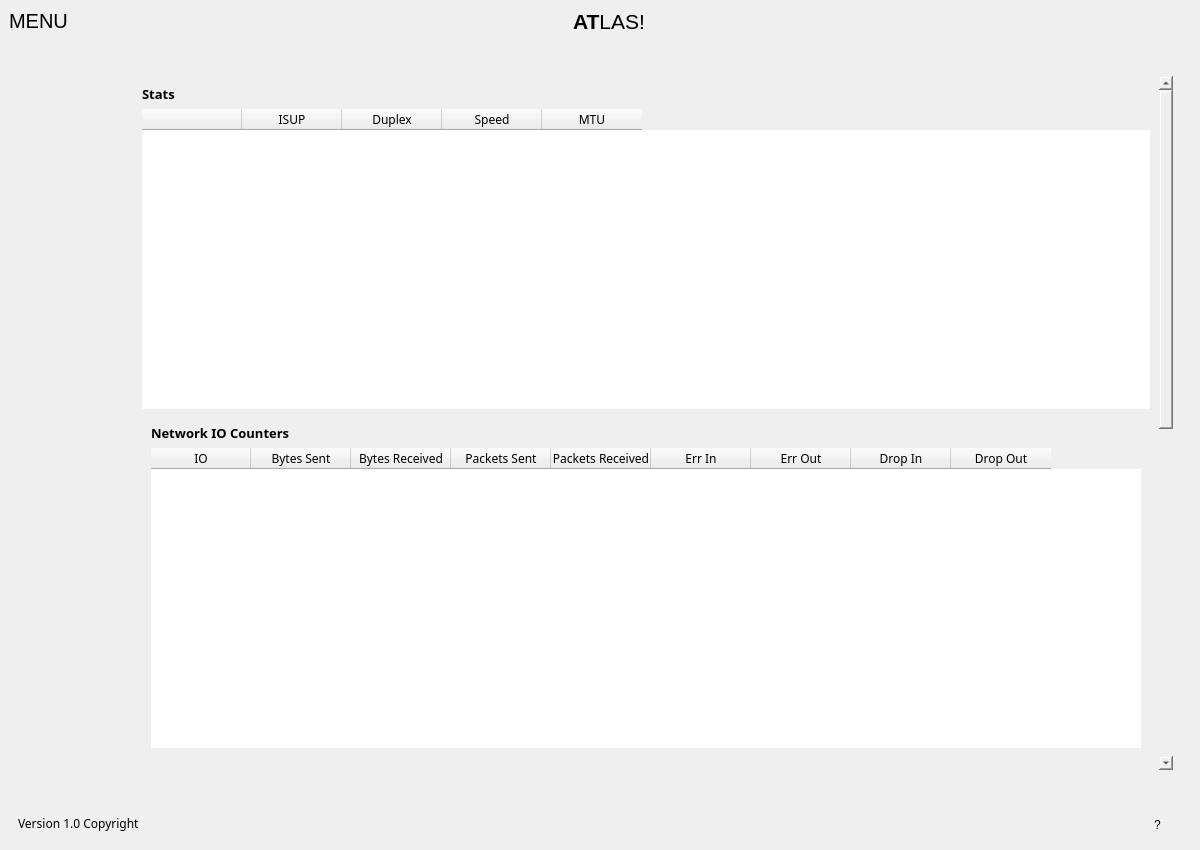
Old version of the form files/dashboard.ui in the repository KramStyles/atlas.
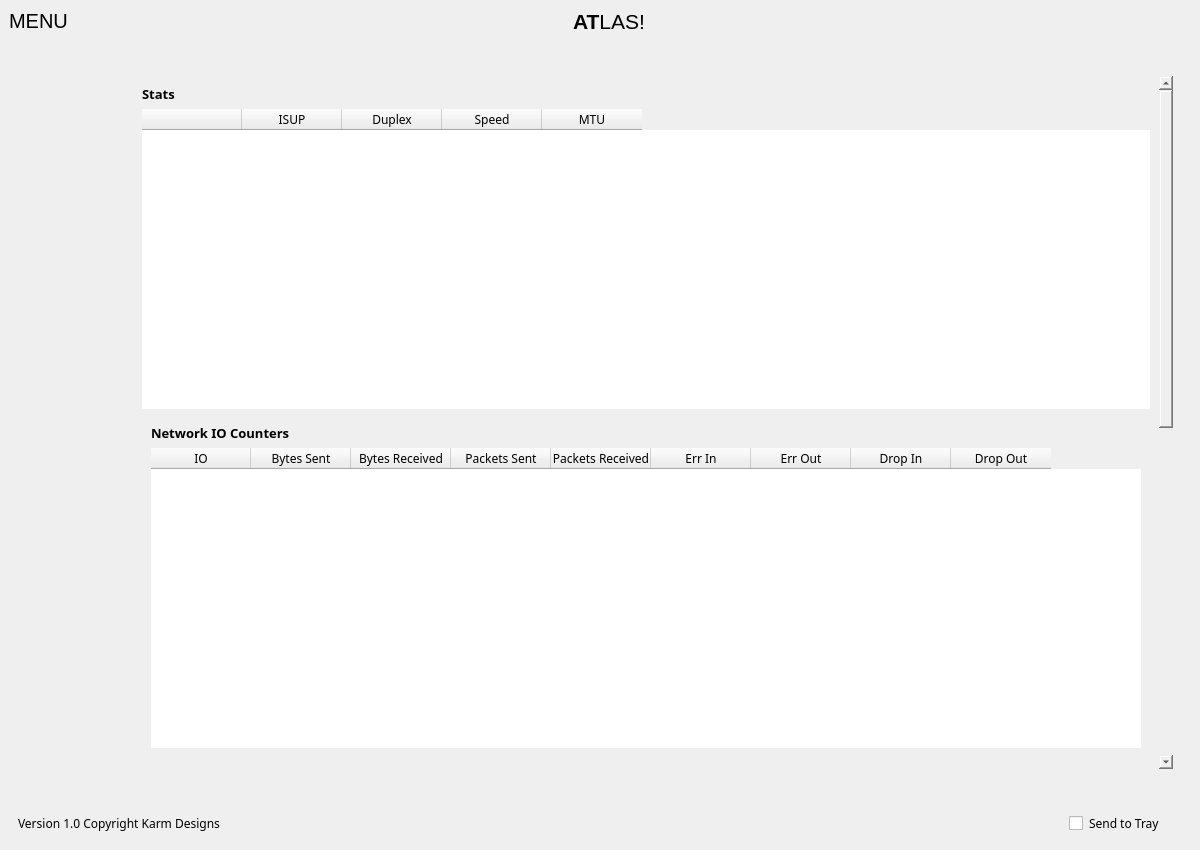
New version of the form. The open tabs and pages were chosen to show the change. Icons and pictures are not drawn. Custom widgets are drawn as their Qt base class.

Commit message: error in tray

Patch:
```diff
--- a/files/dashboard.ui
+++ b/files/dashboard.ui
@@ -1517,8 +1517,8 @@
                  <property name="geometry">
                   <rect>
                    <x>0</x>
-                   <y>-752</y>
-                   <width>1010</width>
+                   <y>0</y>
+                   <width>241</width>
                    <height>1402</height>
                   </rect>
                  </property>
@@ -1882,7 +1882,7 @@
              </font>
             </property>
             <property name="text">
-             <string>Version 1.0 Copyright</string>
+             <string>Version 1.0 Copyright Karm Designs</string>
             </property>
            </widget>
           </item>
@@ -1898,10 +1898,13 @@
           <enum>QFrame::Raised</enum>
          </property>
          <layout class="QVBoxLayout" name="verticalLayout_3">
-          <item alignment="Qt::AlignVCenter">
-           <widget class="QLabel" name="label_4">
+          <item>
+           <widget class="QCheckBox" name="chkTray">
+            <property name="styleSheet">
+             <string notr="true">font-family: montserrat;</string>
+            </property>
             <property name="text">
-             <string>?</string>
+             <string>Send to Tray</string>
             </property>
            </widget>
           </item>
```
The commit also changes 2 other files.
